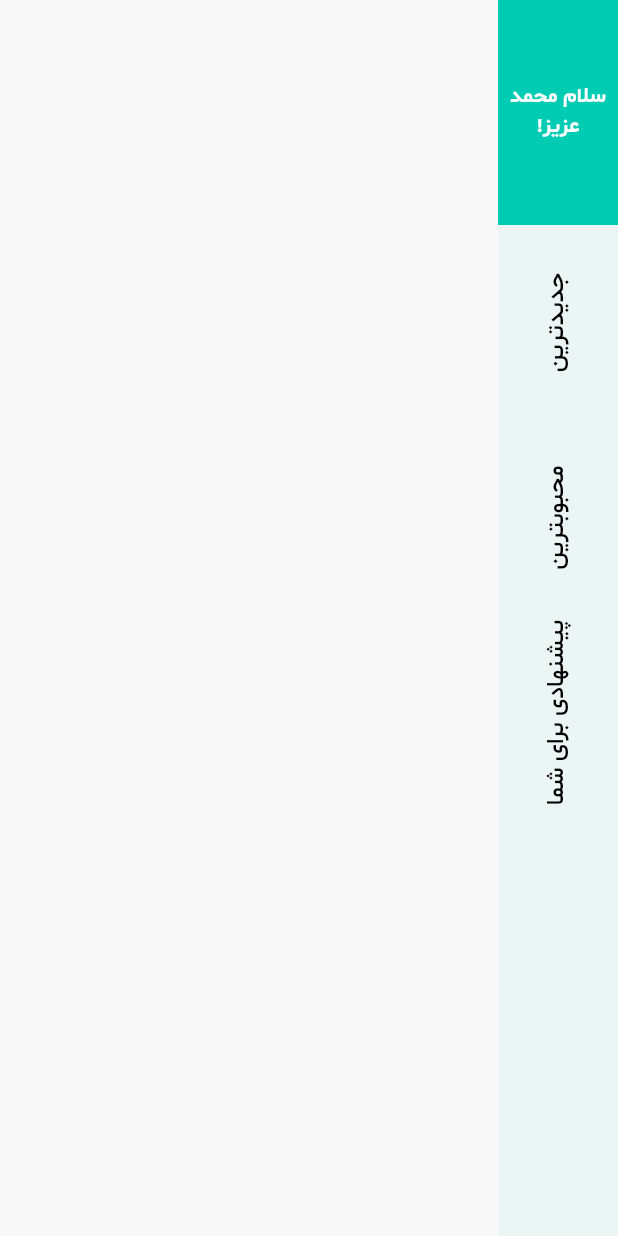
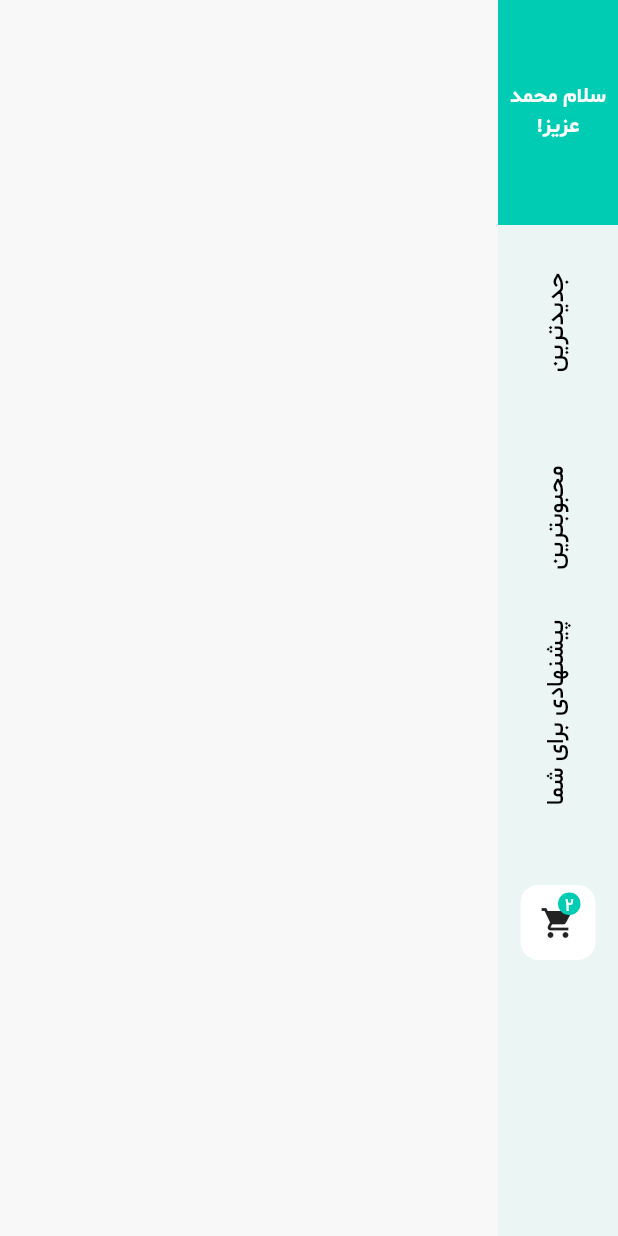
Before and after one commit to mohammad-dehghanifard/flutter_animated_plant_app, a Flutter app: the screen it shows after launch, on a phone screen of 412 x 824 dp. Run offline on Flutter 3.47's test engine with Material 3 defaults, Android fonts, the phone set to English and light mode, and no system bars.

Commit message:
impl ShoppingCartWidget custom widget

```diff
--- /dev/null
+++ b/lib/widgets/shopping_cart_widget.dart
@@ -0,0 +1,41 @@
+import 'package:animated_plant_app/constants/app_colors.dart';
+import 'package:flutter/material.dart';
+
+class ShoppingCartWidget extends StatelessWidget {
+  const ShoppingCartWidget({super.key});
+
+  @override
+  Widget build(BuildContext context) {
+    return Container(
+      width: 50,
+      height: 50,
+      decoration: BoxDecoration(
+        color: Colors.white,
+        borderRadius: BorderRadius.circular(12),
+      ),
+      child:  Stack(
+        children: [
+          const Center(
+            child: Icon(Icons.shopping_cart),
+          ),
+
+          Positioned(
+            top: 5,
+            right: 10,
+            child: Container(
+              width: 15,
+              height: 15,
+              decoration: BoxDecoration(
+                shape: BoxShape.circle,
+                color: greenDark
+              ),
+              child: const Center(
+                child: Text("2",style: TextStyle(color: Colors.white,fontSize: 12),),
+              ),
+            ),
+          )
+        ],
+      ),
+    );
+  }
+}
--- a/lib/widgets/vertical_menu_widget.dart
+++ b/lib/widgets/vertical_menu_widget.dart
@@ -1,4 +1,5 @@
 import 'package:animated_plant_app/constants/app_colors.dart';
+import 'package:animated_plant_app/widgets/shopping_cart_widget.dart';
 import 'package:animated_plant_app/widgets/tag_widget.dart';
 import 'package:flutter/material.dart';
 
@@ -39,6 +40,9 @@ class VerticalMenuWidget extends StatelessWidget {
           const TagWidget(text: "جدیدترین"),
           const TagWidget(text: "محبوبترین"),
           const TagWidget(text: "پیشنهادی برای شما"),
+          const SizedBox(height: 50),
+          ShoppingCartWidget()
+          // card item
         ],
       ),
     );
```
